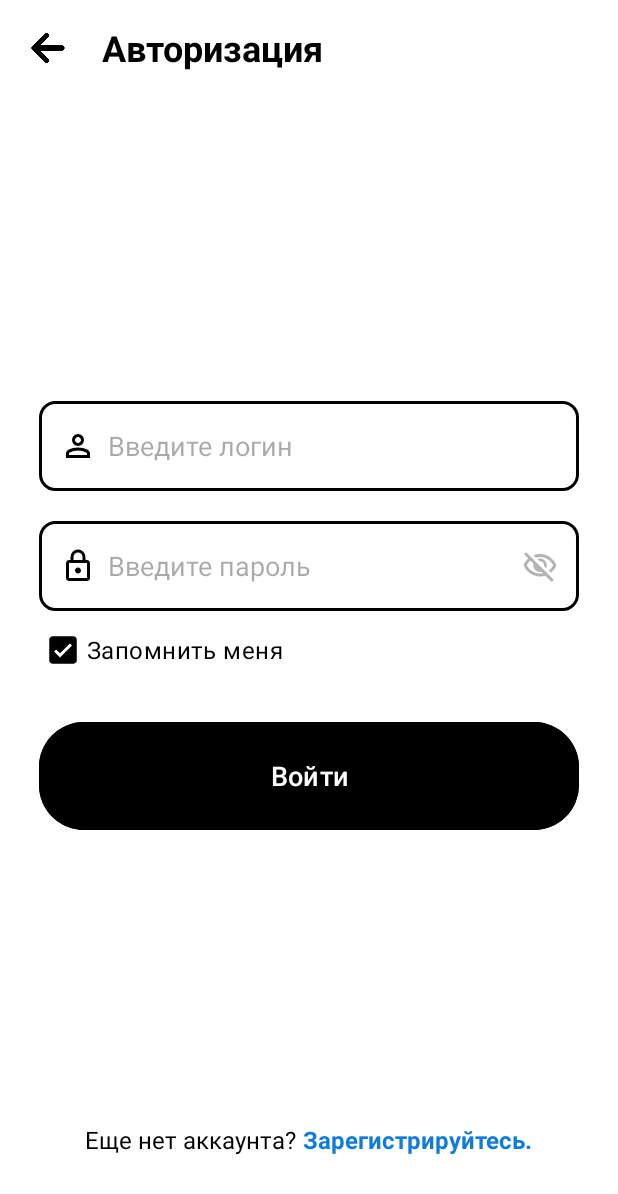
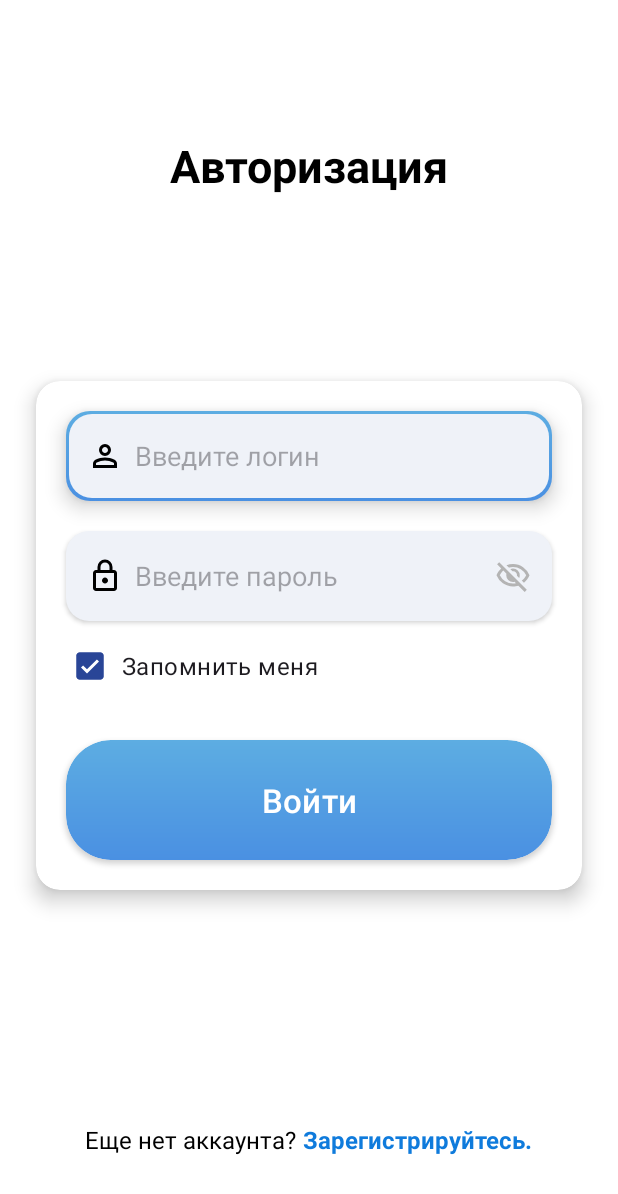
Before and after one commit to id12526/qr-app-study, an Android app: the AuthActivity screen opened directly, with no data from a screen before it, on a phone screen of 412 x 824 dp. Shown: the top 1194 px of the screen. Run offline under Robolectric (Android 15) with nearby library versions, the phone set to English and light mode, and no system bars; our stand-ins replace Firebase (no records; nobody signed in at launch, a user with empty details on screens opened directly).

Commit message:
New design for Authorization activity

```diff
--- a/app/build.gradle
+++ b/app/build.gradle
@@ -43,6 +43,7 @@ dependencies {
     implementation 'androidx.core:core-ktx:1.15.0'
     implementation 'androidx.appcompat:appcompat:1.7.0'
     implementation 'com.google.android.material:material:1.12.0'
+    implementation 'androidx.cardview:cardview:1.0.0'
     implementation 'androidx.constraintlayout:constraintlayout:2.2.1'
     implementation 'com.journeyapps:zxing-android-embedded:4.3.0'
     implementation 'androidx.activity:activity-ktx:1.10.1'
--- a/app/src/main/java/com/example/scaner/AuthActivity.kt
+++ b/app/src/main/java/com/example/scaner/AuthActivity.kt
@@ -1,6 +1,7 @@
 package com.example.scaner
 
 import android.annotation.SuppressLint
+import android.content.Context
 import android.content.Intent
 import android.graphics.Color
 import android.text.method.PasswordTransformationMethod
@@ -10,11 +11,13 @@ import android.content.res.ColorStateList
 import androidx.appcompat.app.AppCompatActivity
 import android.os.Bundle
 import android.view.View
+import android.view.inputmethod.InputMethodManager
 import android.widget.CheckBox
 import android.widget.EditText
 import android.widget.ImageButton
 import android.widget.TextView
 import android.widget.Toast
+import androidx.core.content.ContextCompat
 import com.example.scaner.databinding.ActivityAuthBinding
 import com.google.firebase.database.*
 
@@ -37,10 +40,24 @@ class AuthActivity : AppCompatActivity() {
                         View.SYSTEM_UI_FLAG_LIGHT_NAVIGATION_BAR
                 )
 
+        val rootLayout = findViewById<View>(R.id.root_layout)
+
+        rootLayout.setOnClickListener {
+            // Снимаем фокус с EditText
+            currentFocus?.let { view ->
+                val imm = getSystemService(Context.INPUT_METHOD_SERVICE) as InputMethodManager
+                imm.hideSoftInputFromWindow(view.windowToken, 0)
+                view.clearFocus()
+            }
+        }
+
         // Инициализация SharedPreferences
         sharedPreferences = getSharedPreferences("UserData", MODE_PRIVATE)
         val rememberMeCheckBox = findViewById<CheckBox>(R.id.remember_me)
-        rememberMeCheckBox.buttonTintList = ColorStateList.valueOf(Color.BLACK) // Устанавливаем черный цвет
+
+        rememberMeCheckBox.buttonTintList = ColorStateList.valueOf(
+            ContextCompat.getColor(this, R.color.dark_accent)
+        )
 
         // Проверка сохраненных данных
         val savedLogin = sharedPreferences.getString("LOGIN", "")
@@ -49,12 +66,6 @@ class AuthActivity : AppCompatActivity() {
             binding.login.setText(savedLogin)
             binding.pass.setText(savedPassword)
             binding.rememberMe.isChecked = true
-        }
-
-        // Настройка кнопки "Назад"
-        val backButton = findViewById<ImageButton>(R.id.back_button)
-        backButton.setOnClickListener {
-            finish()
         }
 
         // Настройка EditText для пароля
--- a/app/src/main/java/com/example/scaner/SplashActivity.kt
+++ b/app/src/main/java/com/example/scaner/SplashActivity.kt
@@ -17,7 +17,6 @@ class SplashActivity : AppCompatActivity() {
         super.onCreate(savedInstanceState)
         setContentView(R.layout.activity_splash)
 
-        // Настройка цветов статус-бара и навигационной панели
         window.statusBarColor = resources.getColor(android.R.color.white, theme)
         window.navigationBarColor = resources.getColor(android.R.color.white, theme)
         window.decorView.systemUiVisibility = (
--- /dev/null
+++ b/app/src/main/res/drawable/button_gradient.xml
@@ -0,0 +1,7 @@
+<shape xmlns:android="http://schemas.android.com/apk/res/android">
+    <gradient
+        android:startColor="#4A90E2"
+        android:endColor="#5DADE2"
+        android:angle="90" />
+    <corners android:radius="30dp" />
+</shape>
--- /dev/null
+++ b/app/src/main/res/drawable/checkbox_background.xml
@@ -0,0 +1,4 @@
+<selector xmlns:android="http://schemas.android.com/apk/res/android">
+    <item android:state_checked="true" android:drawable="@color/black" />
+    <item android:state_checked="false" android:drawable="@color/light_gray" />
+</selector>
--- /dev/null
+++ b/app/src/main/res/drawable/edittext_background.xml
@@ -0,0 +1,37 @@
+<selector xmlns:android="http://schemas.android.com/apk/res/android">
+    <!-- Состояние при фокусе -->
+    <item android:state_focused="true">
+        <layer-list>
+            <!-- Внешний слой: градиентная обводка -->
+            <item>
+                <shape android:shape="rectangle">
+                    <gradient
+                        android:startColor="#4A90E2"
+                        android:endColor="#5DADE2"
+                        android:angle="90" />
+                    <corners android:radius="16dp" />
+                </shape>
+            </item>
+
+            <!-- Внутренний слой: фон -->
+            <item
+                android:left="2dp"
+                android:right="2dp"
+                android:top="2dp"
+                android:bottom="2dp">
+                <shape android:shape="rectangle">
+                    <solid android:color="@color/light_accent" />
+                    <corners android:radius="15dp" />
+                </shape>
+            </item>
+        </layer-list>
+    </item>
+
+    <!-- Состояние по умолчанию -->
+    <item>
+        <shape>
+            <solid android:color="@color/light_accent" />
+            <corners android:radius="15dp" />
+        </shape>
+    </item>
+</selector>
--- a/app/src/main/res/layout/activity_auth.xml
+++ b/app/src/main/res/layout/activity_auth.xml
@@ -2,89 +2,85 @@
 <androidx.constraintlayout.widget.ConstraintLayout
     xmlns:android="http://schemas.android.com/apk/res/android"
     xmlns:app="http://schemas.android.com/apk/res-auto"
-    xmlns:tools="http://schemas.android.com/tools"
+    android:id="@+id/root_layout"
     android:layout_width="match_parent"
     android:layout_height="match_parent"
-    android:background="@color/white"
-    tools:context=".AuthActivity">
+    android:background="@color/white">
 
-    <!-- Верхнее меню с кнопкой "Назад" и текстом -->
-    <LinearLayout
-        android:id="@+id/top_menu"
-        android:layout_width="match_parent"
+    <!-- Надпись "Авторизация" -->
+    <TextView
+        android:id="@+id/auth_title"
+        android:layout_width="wrap_content"
         android:layout_height="wrap_content"
-        android:orientation="horizontal"
-        android:layout_margin="8dp"
-        android:elevation="4dp"
+        android:text="Авторизация"
+        android:textSize="30sp"
+        android:textStyle="bold"
+        android:textColor="@android:color/black"
+        android:gravity="center"
         app:layout_constraintTop_toTopOf="parent"
+        app:layout_constraintStart_toStartOf="parent"
+        app:layout_constraintEnd_toEndOf="parent"
+        android:layout_marginTop="90dp" />
+
+    <!-- Блок авторизации (белая подложка с тенью) -->
+    <androidx.cardview.widget.CardView
+        android:layout_width="0dp"
+        android:layout_height="wrap_content"
+        android:layout_margin="24dp"
+        app:cardCornerRadius="16dp"
+        app:cardElevation="8dp"
+        app:cardBackgroundColor="@android:color/white"
+        app:layout_constraintTop_toBottomOf="@id/auth_title"
+        app:layout_constraintBottom_toTopOf="@id/button_container"
         app:layout_constraintStart_toStartOf="parent"
         app:layout_constraintEnd_toEndOf="parent">
 
-        <ImageButton
-            android:id="@+id/back_button"
-            android:layout_width="48dp"
-            android:layout_height="48dp"
-            android:background="?android:attr/selectableItemBackground"
-            android:src="@drawable/ic_back_arrow_black"
-            android:contentDescription="Back button"
-            android:elevation="4dp"
-            android:scaleType="fitCenter"
-            android:adjustViewBounds="true" />
-
-        <TextView
-            android:layout_width="wrap_content"
-            android:layout_height="wrap_content"
-            android:text="Авторизация"
-            android:textSize="24sp"
-            android:textStyle="bold"
-            android:textColor="@android:color/black"
-            android:layout_gravity="center_vertical"
-            android:paddingStart="12dp" />
-    </LinearLayout>
-
-    <!-- Основная часть с полями по центру -->
         <LinearLayout
-        android:id="@+id/form_container"
-        android:layout_width="400dp"
+            android:layout_width="match_parent"
             android:layout_height="wrap_content"
             android:orientation="vertical"
-        android:padding="20dp"
-        app:layout_constraintTop_toTopOf="parent"
-        app:layout_constraintBottom_toBottomOf="parent"
-        app:layout_constraintStart_toStartOf="parent"
-        app:layout_constraintEnd_toEndOf="parent">
+            android:clipToPadding="false"
+            android:clipChildren="false"
+            android:padding="20dp">
 
+            <!-- Поле ввода логина -->
             <EditText
                 android:id="@+id/login"
                 android:layout_width="match_parent"
                 android:layout_height="60dp"
-            android:background="@drawable/butt_border"
+                android:background="@drawable/edittext_background"
+                android:radius="30dp"
                 android:layout_marginBottom="20dp"
                 android:hint="Введите логин"
                 android:gravity="start|center_vertical"
                 android:padding="14dp"
                 android:maxLines="1"
                 android:singleLine="true"
+                android:elevation="2dp"
                 android:drawableStart="@drawable/ic_person"
                 android:drawablePadding="8dp"
-            android:textColor="@color/black" />
+                android:textColor="@color/black"
+                android:stateListAnimator="@animator/edittext_focus_animator" />
 
+            <!-- Поле ввода пароля -->
             <EditText
                 android:id="@+id/pass"
                 android:layout_width="match_parent"
                 android:layout_height="60dp"
-            android:background="@drawable/butt_border"
+                android:background="@drawable/edittext_background"
                 android:hint="Введите пароль"
                 android:gravity="start|center_vertical"
                 android:padding="14dp"
                 android:maxLines="1"
                 android:singleLine="true"
                 android:drawableStart="@drawable/ic_password"
+                android:elevation="2dp"
                 android:drawablePadding="8dp"
-            android:layout_marginBottom="-14dp"
+                android:layout_marginBottom="-10dp"
                 android:textColor="@color/black"
                 android:inputType="textPassword"
-            android:drawableEnd="@drawable/ic_eye_off" />
+                android:drawableEnd="@drawable/ic_eye_off"
+                android:stateListAnimator="@animator/edittext_focus_animator" />
 
             <!-- Кнопка "Запомнить меня" -->
             <CheckBox
@@ -93,24 +89,34 @@
                 android:layout_height="wrap_content"
                 android:text="Запомнить меня"
                 android:textSize="16sp"
-            android:textColor="@android:color/black"
+                android:padding="5dp"
+                android:layout_marginStart="0dp"
+                android:layout_marginTop="16dp"
+                android:layout_marginBottom="25dp" />
 
-            android:layout_marginTop="16dp"
-            android:layout_marginBottom="20dp"
-            app:layout_constraintStart_toStartOf="parent"
-            app:layout_constraintEnd_toEndOf="parent"
-            app:layout_constraintTop_toBottomOf="@id/signInButton" />
+            <!-- Кнопка "Войти" -->
+            <androidx.cardview.widget.CardView
+                android:layout_width="match_parent"
+                android:layout_height="wrap_content"
+                app:cardElevation="2dp"
+                app:cardCornerRadius="30dp">
 
-        <Button
+                <com.google.android.material.button.MaterialButton
                     android:id="@+id/signInButton"
+                    android:layerType="software"
                     android:layout_width="match_parent"
                     android:layout_height="80dp"
                     android:text="Войти"
-            android:textSize="18sp"
+                    android:textSize="22sp"
                     android:textColor="@color/white"
-            android:backgroundTint="@color/black"
-            app:cornerRadius="30dp" />
+                    app:backgroundTint="@null"
+                    android:background="@drawable/button_gradient"
+                    android:gravity="center"
+                    android:foreground="?attr/selectableItemBackground"
+                    android:stateListAnimator="@animator/button_scale_animator" />
+            </androidx.cardview.widget.CardView>
         </LinearLayout>
+    </androidx.cardview.widget.CardView>
 
     <!-- Текст внизу -->
     <LinearLayout
--- a/app/src/main/res/values/colors.xml
+++ b/app/src/main/res/values/colors.xml
@@ -11,4 +11,7 @@
     <color name="popUp">#666666</color>
     <color name="link_blue">#0F7BDC</color>
     <color name="like_hint">#B4B4B4</color>
+    <color name="accent">#4968D0</color>
+    <color name="dark_accent">#294597</color>
+    <color name="light_accent">#EFF2F8</color>
 </resources>
```
Also changed, not shown: app/src/main/res/animator/button_scale_animator.xml (added, +30 -0 lines), app/src/main/res/animator/edittext_focus_animator.xml (added, +22 -0 lines). Lines whose indentation alone changed are shown as unchanged.
